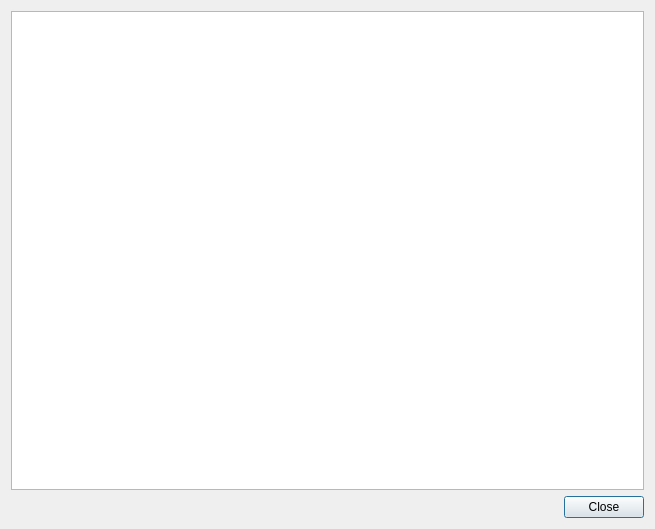
First picture: the form in src/ui/solutionrepresentdialog.ui, repository TimeToStop/lab1-linear-system, before the edit.
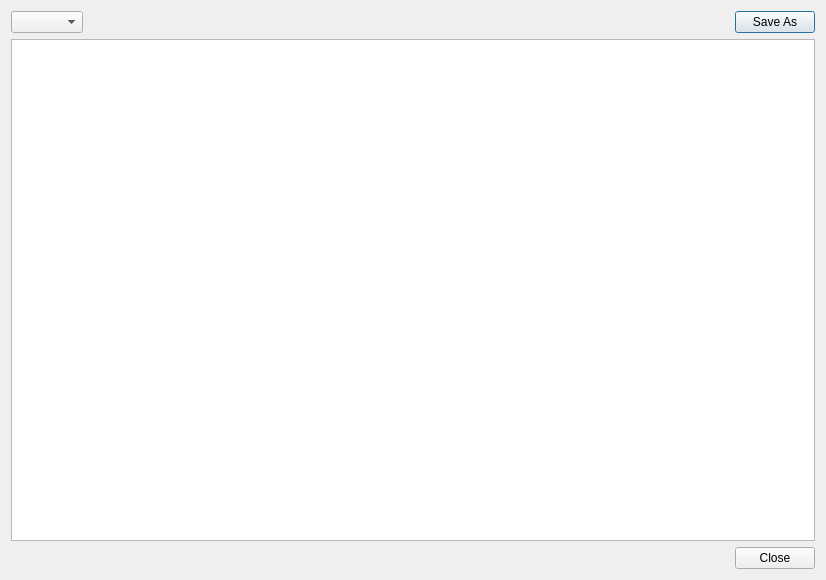
Second picture: the form after the edit.

What changed in the file:
```diff
--- a/src/ui/solutionrepresentdialog.ui
+++ b/src/ui/solutionrepresentdialog.ui
@@ -6,8 +6,8 @@
    <rect>
     <x>0</x>
     <y>0</y>
-    <width>655</width>
-    <height>529</height>
+    <width>826</width>
+    <height>580</height>
    </rect>
   </property>
   <property name="windowTitle">
@@ -16,6 +16,33 @@
   <layout class="QHBoxLayout" name="horizontalLayout">
    <item>
     <layout class="QVBoxLayout" name="verticalLayout">
+     <item>
+      <layout class="QHBoxLayout" name="horizontalLayout_4">
+       <item>
+        <widget class="QComboBox" name="type"/>
+       </item>
+       <item>
+        <spacer name="horizontalSpacer_2">
+         <property name="orientation">
+          <enum>Qt::Horizontal</enum>
+         </property>
+         <property name="sizeHint" stdset="0">
+          <size>
+           <width>40</width>
+           <height>20</height>
+          </size>
+         </property>
+        </spacer>
+       </item>
+       <item>
+        <widget class="QPushButton" name="save">
+         <property name="text">
+          <string>Save As</string>
+         </property>
+        </widget>
+       </item>
+      </layout>
+     </item>
      <item>
       <layout class="QHBoxLayout" name="horizontalLayout_3">
        <item>
```
